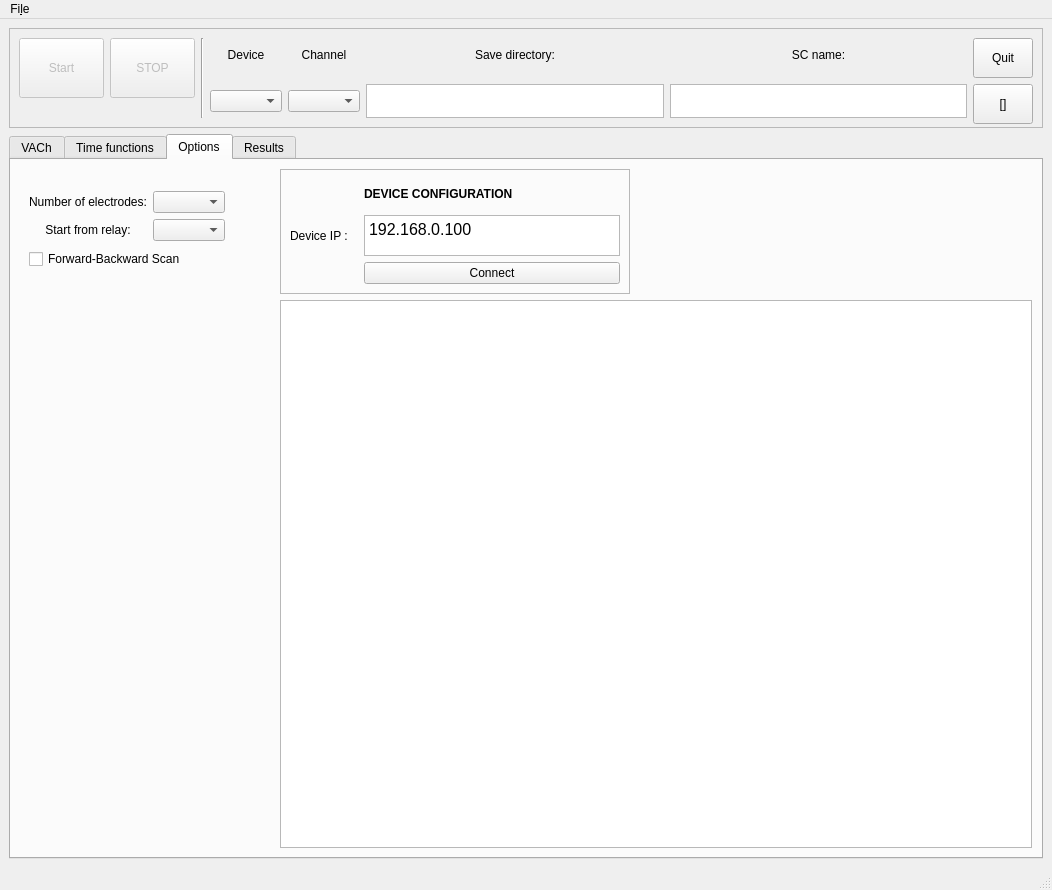
userIsTaken/SolarVACh, file GUI/Solar.ui: the form before one commit.
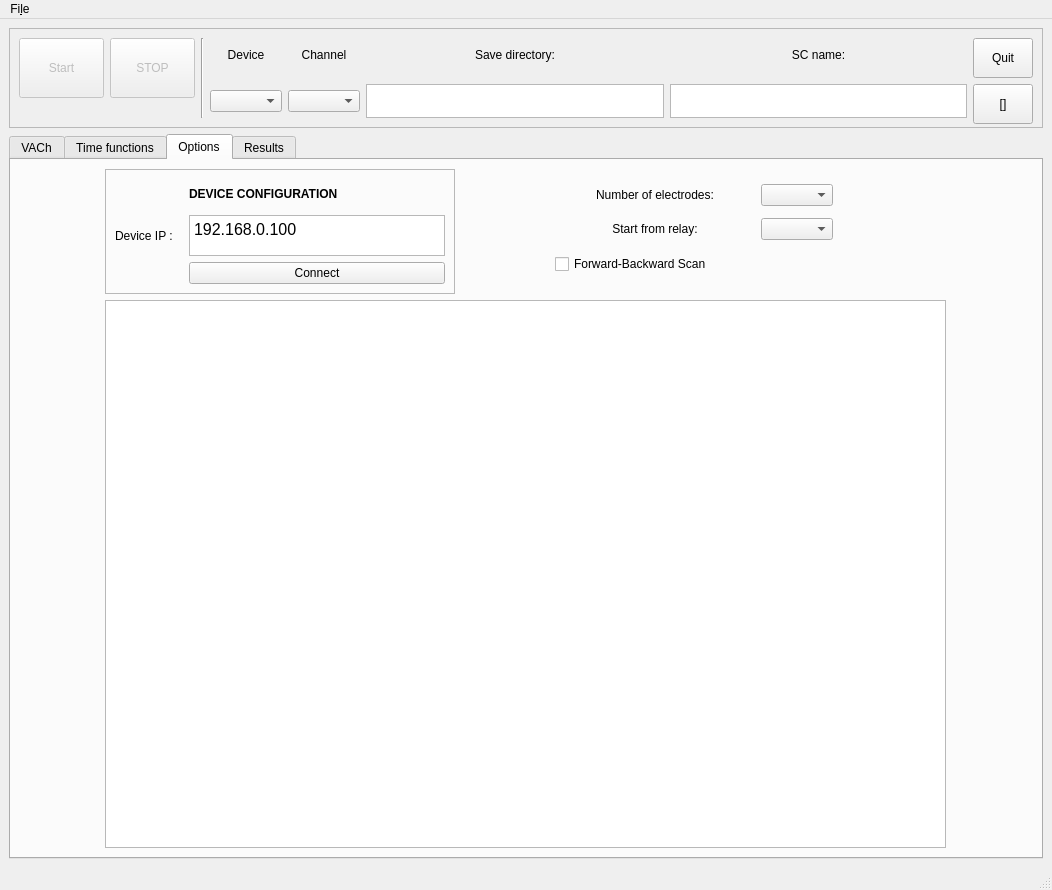
The form after the commit. Custom widgets are drawn as their Qt base class.

Diff of the .ui file:
```diff
--- a/GUI/Solar.ui
+++ b/GUI/Solar.ui
@@ -605,79 +605,8 @@
        <attribute name="title">
         <string>Options</string>
        </attribute>
-       <layout class="QFormLayout" name="formLayout">
+       <layout class="QGridLayout" name="gridLayout_4">
         <item row="0" column="0">
-         <widget class="QWidget" name="widget" native="true">
-          <property name="maximumSize">
-           <size>
-            <width>300</width>
-            <height>160</height>
-           </size>
-          </property>
-          <layout class="QGridLayout" name="gridLayout_5">
-           <item row="0" column="0">
-            <layout class="QGridLayout" name="gridLayout_4">
-             <item row="0" column="1">
-              <widget class="QComboBox" name="electrode_combo"/>
-             </item>
-             <item row="1" column="1">
-              <widget class="QComboBox" name="relay_combo"/>
-             </item>
-             <item row="2" column="0" colspan="2">
-              <widget class="QCheckBox" name="fb_scan">
-               <property name="maximumSize">
-                <size>
-                 <width>16777215</width>
-                 <height>24</height>
-                </size>
-               </property>
-               <property name="text">
-                <string>Forward-Backward Scan</string>
-               </property>
-              </widget>
-             </item>
-             <item row="0" column="0">
-              <widget class="QLabel" name="label_19">
-               <property name="text">
-                <string>&lt;html&gt;&lt;head/&gt;&lt;body&gt;&lt;p&gt;Number of electrodes:&lt;/p&gt;&lt;/body&gt;&lt;/html&gt;</string>
-               </property>
-               <property name="alignment">
-                <set>Qt::AlignCenter</set>
-               </property>
-              </widget>
-             </item>
-             <item row="1" column="0">
-              <widget class="QLabel" name="label_21">
-               <property name="text">
-                <string>&lt;html&gt;&lt;head/&gt;&lt;body&gt;&lt;p&gt;Start from relay:&lt;/p&gt;&lt;/body&gt;&lt;/html&gt;</string>
-               </property>
-               <property name="alignment">
-                <set>Qt::AlignCenter</set>
-               </property>
-               <property name="wordWrap">
-                <bool>false</bool>
-               </property>
-              </widget>
-             </item>
-            </layout>
-           </item>
-           <item row="0" column="1">
-            <spacer name="horizontalSpacer_3">
-             <property name="orientation">
-              <enum>Qt::Horizontal</enum>
-             </property>
-             <property name="sizeHint" stdset="0">
-              <size>
-               <width>40</width>
-               <height>20</height>
-              </size>
-             </property>
-            </spacer>
-           </item>
-          </layout>
-         </widget>
-        </item>
-        <item row="0" column="1">
          <widget class="QFrame" name="frame_7">
           <property name="maximumSize">
            <size>
@@ -747,7 +676,86 @@
           </layout>
          </widget>
         </item>
-        <item row="1" column="1">
+        <item row="0" column="1">
+         <widget class="QWidget" name="widget" native="true">
+          <property name="minimumSize">
+           <size>
+            <width>400</width>
+            <height>0</height>
+           </size>
+          </property>
+          <property name="maximumSize">
+           <size>
+            <width>300</width>
+            <height>160</height>
+           </size>
+          </property>
+          <layout class="QGridLayout" name="gridLayout_5">
+           <item row="0" column="1">
+            <widget class="QComboBox" name="electrode_combo"/>
+           </item>
+           <item row="0" column="2">
+            <spacer name="horizontalSpacer_3">
+             <property name="orientation">
+              <enum>Qt::Horizontal</enum>
+             </property>
+             <property name="sizeHint" stdset="0">
+              <size>
+               <width>40</width>
+               <height>20</height>
+              </size>
+             </property>
+            </spacer>
+           </item>
+           <item row="1" column="0">
+            <widget class="QLabel" name="label_21">
+             <property name="text">
+              <string>&lt;html&gt;&lt;head/&gt;&lt;body&gt;&lt;p&gt;Start from relay:&lt;/p&gt;&lt;/body&gt;&lt;/html&gt;</string>
+             </property>
+             <property name="alignment">
+              <set>Qt::AlignCenter</set>
+             </property>
+             <property name="wordWrap">
+              <bool>false</bool>
+             </property>
+            </widget>
+           </item>
+           <item row="1" column="1">
+            <widget class="QComboBox" name="relay_combo"/>
+           </item>
+           <item row="2" column="0" colspan="2">
+            <widget class="QCheckBox" name="fb_scan">
+             <property name="maximumSize">
+              <size>
+               <width>16777215</width>
+               <height>24</height>
+              </size>
+             </property>
+             <property name="text">
+              <string>Forward-Backward Scan</string>
+             </property>
+            </widget>
+           </item>
+           <item row="0" column="0">
+            <widget class="QLabel" name="label_19">
+             <property name="minimumSize">
+              <size>
+               <width>200</width>
+               <height>0</height>
+              </size>
+             </property>
+             <property name="text">
+              <string>&lt;html&gt;&lt;head/&gt;&lt;body&gt;&lt;p&gt;Number of electrodes:&lt;/p&gt;&lt;/body&gt;&lt;/html&gt;</string>
+             </property>
+             <property name="alignment">
+              <set>Qt::AlignCenter</set>
+             </property>
+            </widget>
+           </item>
+          </layout>
+         </widget>
+        </item>
+        <item row="1" column="0" colspan="2">
          <widget class="QPlainTextEdit" name="connectionErrorsBox"/>
         </item>
        </layout>
```
Left out of the diff: 352 changed lines with no effect on the pictures.
